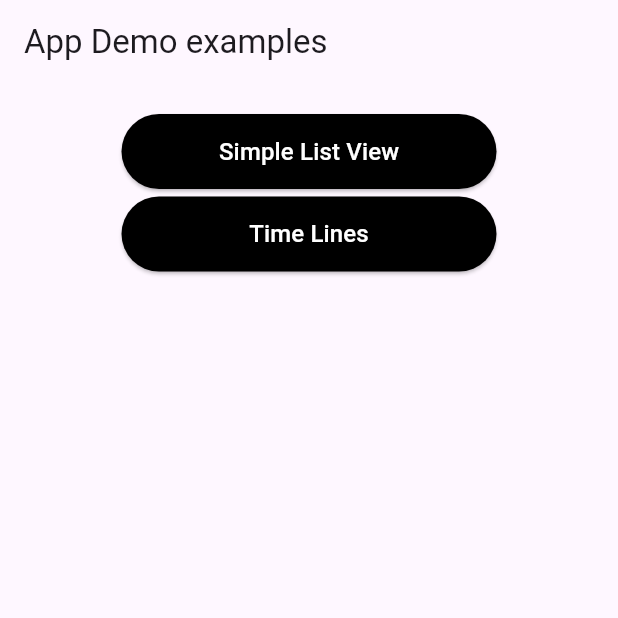
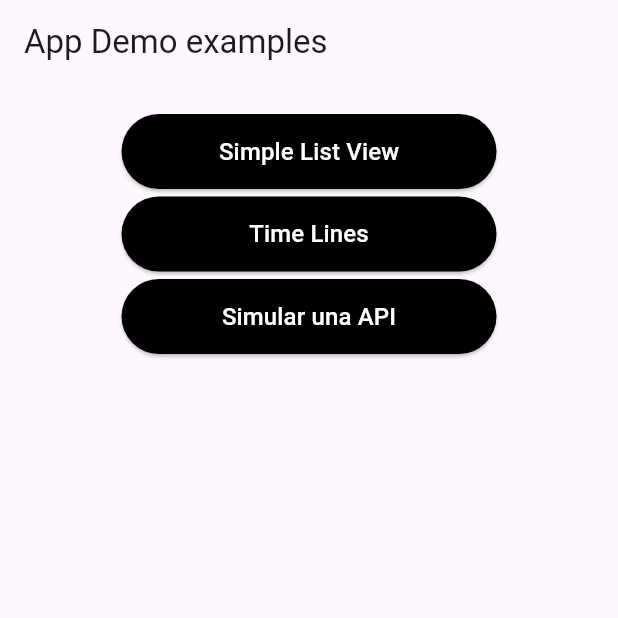
Before and after one commit to kleysonklaus/flutter_practice_code, a Flutter app: the screen it shows after launch, on a phone screen of 412 x 824 dp, the top half of it. Run offline on Flutter 3.47's test engine with Material 2 defaults, Android fonts, the light colour scheme and no system bars; our stand-ins replace timelines.

Commit message:
feat(simular_api): implement basic simulator with enviormnts

```diff
--- a/lib/home.dart
+++ b/lib/home.dart
@@ -1,5 +1,7 @@
 import 'package:flutter/material.dart';
 import 'package:flutter_practice_code/screens/simple_list_view.dart';
+import 'package:flutter_practice_code/screens/simular_api/enum/enviorment.dart';
+import 'package:flutter_practice_code/screens/simular_api/screen/simular_api.dart';
 import 'package:flutter_practice_code/screens/time_lines.dart';
 import 'package:flutter_practice_code/widgets/fpc_button.dart';
 
@@ -36,6 +38,19 @@ class Home extends StatelessWidget {
                   );
                 },
               ),
+              const SizedBox(height: 5),
+              FpcButtom(
+                label: "Simular una API",
+                onTap: () {
+                  Navigator.of(context).push(
+                    MaterialPageRoute<void>(
+                      builder: (BuildContext context) => SimularApi(
+                        environment: Environment.mock,
+                      ),
+                    ),
+                  );
+                },
+              ),
             ],
           ),
         ),
--- /dev/null
+++ b/lib/screens/simular_api/enum/enviorment.dart
@@ -0,0 +1,5 @@
+enum Environment {
+  mock,
+  testing,
+  producction,
+}
```
Also changed, not shown: lib/screens/simular_api/screen/simular_api.dart (added, +32 -0 lines).
